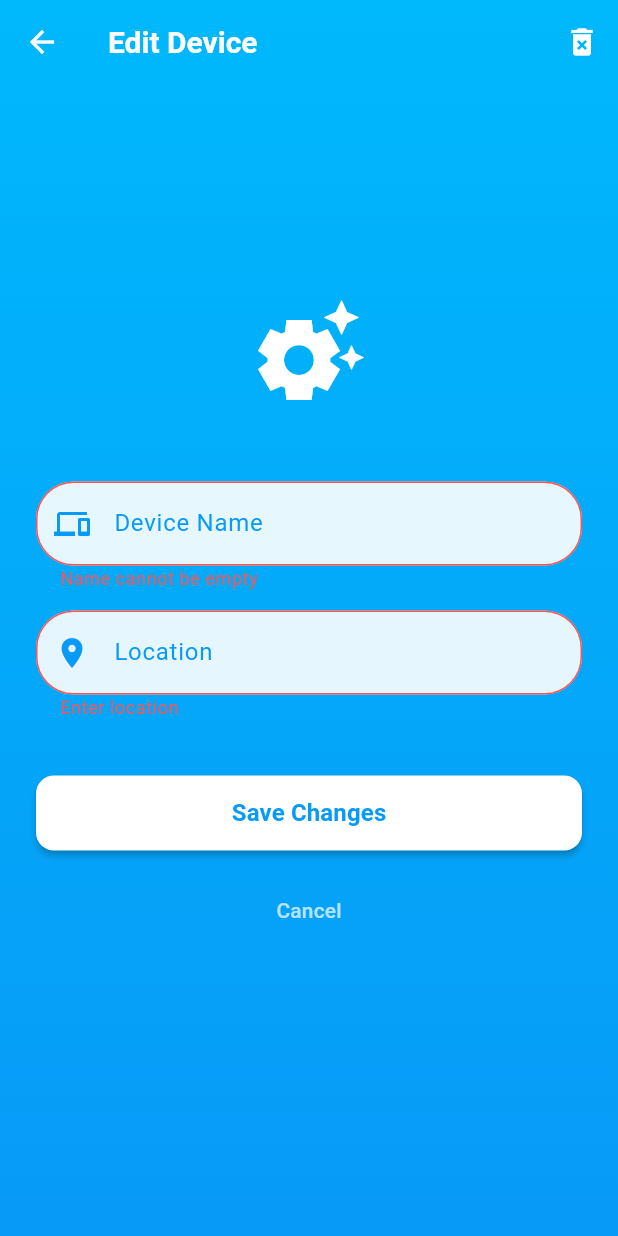
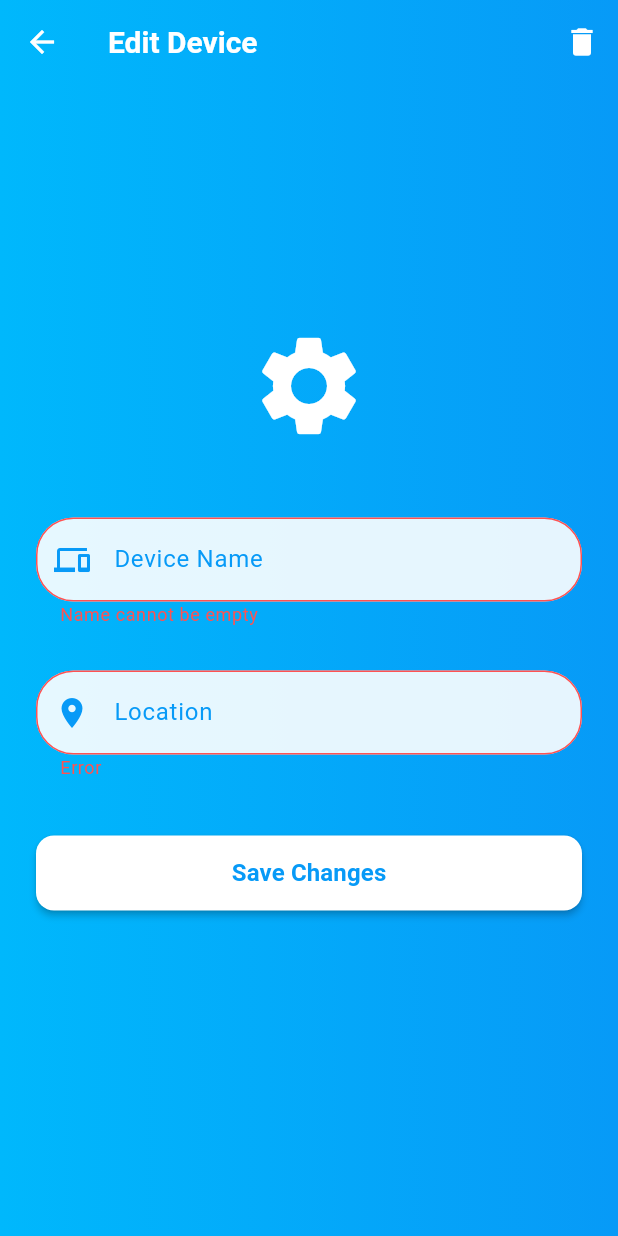
Before and after one commit to DmytroStarosta/flutter_application_1, a Flutter app: the EditDeviceScreen screen opened directly with empty values, after a tap on "Save Changes", on a phone screen of 412 x 824 dp. Run offline on Flutter 3.47's test engine with Material 3 defaults, Android fonts, the phone set to English and light mode, and no system bars; our stand-ins replace connectivity_plus, dio, shared_preferences; missing offline and left inert: mqtt_client; accounts and stored records are empty.

Commit message:
Add fixes

```diff
--- a/lib/pages/edit_device.dart
+++ b/lib/pages/edit_device.dart
@@ -1,7 +1,6 @@
 import 'dart:convert';
 import 'package:flutter/material.dart';
 import 'package:flutter_application_1/data/models/device_model.dart';
-import 'package:flutter_application_1/data/repositories/device_repository.dart';
 import 'package:flutter_application_1/data/repositories/local_device_repository.dart';
 import 'package:flutter_application_1/data/services/mqtt_service.dart';
 import 'package:flutter_application_1/domain/validators.dart';
@@ -10,94 +9,81 @@ import 'package:flutter_application_1/widgets/custom_text_field.dart';
 
 class EditDeviceScreen extends StatefulWidget {
   final DeviceModel device;
-
   const EditDeviceScreen({required this.device, super.key});
-
-  @override
-  State<EditDeviceScreen> createState() => _EditDeviceScreenState();
+  @override State<EditDeviceScreen> createState() => _EditDeviceScreenState();
 }
 
 class _EditDeviceScreenState extends State<EditDeviceScreen> {
-  late final TextEditingController _nameController;
-  late final TextEditingController _locationController;
+  late final TextEditingController _nCtrl, _lCtrl;
   final _formKey = GlobalKey<FormState>();
-  final DeviceRepository _deviceRepository = LocalDeviceRepository();
+  final _repo = LocalDeviceRepository();
 
-  @override
-  void initState() {
+  @override void initState() {
     super.initState();
-    _nameController = TextEditingController(text: widget.device.name);
-    _locationController = TextEditingController(text: widget.device.location);
-  }
-
-  @override
-  void dispose() {
-    _nameController.dispose();
-    _locationController.dispose();
-    super.dispose();
+    _nCtrl = TextEditingController(text: widget.device.name);
+    _lCtrl = TextEditingController(text: widget.device.location);
   }
 
   Future<void> _handleUpdate() async {
-    if (_formKey.currentState!.validate()) {
-      final String name = _nameController.text.trim();
-      final String loc = _locationController.text.trim();
-
-      final updatedDevice = DeviceModel(
+    if (!_formKey.currentState!.validate()) return;
+    final updated = DeviceModel(
       id: widget.device.id,
-        name: name,
-        location: loc,
+      name: _nCtrl.text.trim(),
+      location: _lCtrl.text.trim(),
       temperature: widget.device.temperature,
       humidity: widget.device.humidity,
       pressure: widget.device.pressure,
     );
+    await _repo.updateDevice(updated);
+    final mqttData = {'name': updated.name, 'location': updated.location};
+    MqttService().publish('weather/config', jsonEncode(mqttData));
+    if (mounted) Navigator.pop(context);
+  }
 
-      await _deviceRepository.updateDevice(updatedDevice);
-
-      final Map<String, String> configUpdate = {
-        'name': name,
-        'location': loc,
-      };
-
-      MqttService().publish(
-        'weather/config',
-        jsonEncode(configUpdate),
+  Future<void> _handleDelete() async {
+    final res = await showDialog<bool>(
+      context: context,
+      builder: (ctx) => AlertDialog(
+        title: const Text('Delete Device'),
+        content: const Text('Are you sure?'),
+        actions: [
+          TextButton(
+            onPressed: () => Navigator.pop(ctx, false),
+            child: const Text('Cancel'),
+          ),
+          TextButton(
+            onPressed: () => Navigator.pop(ctx, true),
+            child: const Text('Delete', style: TextStyle(color: Colors.red)),
+          ),
+        ],
+      ),
     );
-
+    if (res == true) {
+      await _repo.deleteDevice(widget.device.id);
       if (mounted) Navigator.pop(context);
     }
   }
 
-  Future<void> _handleDelete() async {
-    await _deviceRepository.deleteDevice(widget.device.id);
-    if (mounted) Navigator.pop(context);
-  }
-
-  @override
-  Widget build(BuildContext context) {
+  @override Widget build(BuildContext context) {
     return Scaffold(
+      extendBodyBehindAppBar: true,
       appBar: AppBar(
         backgroundColor: Colors.transparent,
         elevation: 0,
-        iconTheme: const IconThemeData(color: Colors.white),
-        title: const Text(
-          'Edit Device',
-          style: TextStyle(color: Colors.white),
-        ),
+        title: const Text('Edit Device',
+            style: TextStyle(color: Colors.white)),
         actions: [
           IconButton(
-            icon: const Icon(Icons.delete_forever, color: Colors.white),
+            icon: const Icon(Icons.delete, color: Colors.white),
             onPressed: _handleDelete,
           ),
         ],
       ),
-      extendBodyBehindAppBar: true,
       body: Container(
         width: double.infinity,
         height: double.infinity,
         decoration: const BoxDecoration(
           gradient: LinearGradient(
-            begin: Alignment.topCenter,
-            end: Alignment.bottomCenter,
             colors: [Color(0xFF00B8FC), Color(0xFF079AF7)],
           ),
         ),
@@ -106,45 +92,25 @@ class _EditDeviceScreenState extends State<EditDeviceScreen> {
             padding: const EdgeInsets.all(24),
             child: Form(
               key: _formKey,
-              child: ConstrainedBox(
-                constraints: const BoxConstraints(maxWidth: 400),
-                child: Column(
-                  children: [
-                    const Icon(
-                      Icons.settings_suggest,
-                      size: 80,
-                      color: Colors.white,
-                    ),
+              child: Column(children: [
+                const Icon(Icons.settings, size: 80, color: Colors.white),
                 const SizedBox(height: 40),
                 CustomTextField(
                   label: 'Device Name',
+                  controller: _nCtrl,
                   icon: Icons.devices,
-                      controller: _nameController,
                   validator: AppValidators.validateName,
                 ),
+                const SizedBox(height: 16),
                 CustomTextField(
                   label: 'Location',
+                  controller: _lCtrl,
                   icon: Icons.location_on,
-                      controller: _locationController,
-                      validator: (v) =>
-                          v!.isEmpty ? 'Enter location' : null,
+                  validator: (v) => v!.isEmpty ? 'Error' : null,
                 ),
                 const SizedBox(height: 32),
-                    CustomButton(
-                      text: 'Save Changes',
-                      onPressed: _handleUpdate,
-                    ),
-                    const SizedBox(height: 16),
-                    TextButton(
-                      onPressed: () => Navigator.pop(context),
-                      child: const Text(
-                        'Cancel',
-                        style: TextStyle(color: Colors.white70),
-                      ),
-                    ),
-                  ],
-                ),
-              ),
+                CustomButton(text: 'Save Changes', onPressed: _handleUpdate),
+              ]),
             ),
           ),
         ),
```
Also changed, not shown: lib/pages/home_page.dart (+56 -89 lines). Lines whose indentation alone changed are shown as unchanged.
